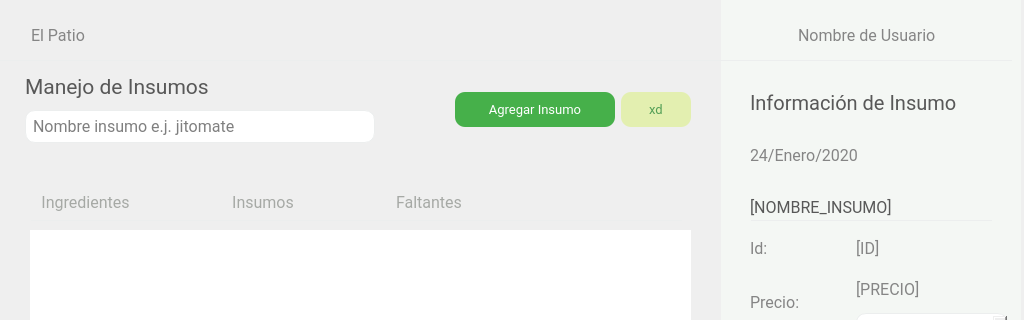
Old version of the form El-Patio/almacenista/almacenista_menu.ui in the repository MrDanielG/IHC-ElPatio; both pictures show x 0 to 1024 and y 0 to 320 of the 1024 by 768 pixel window.
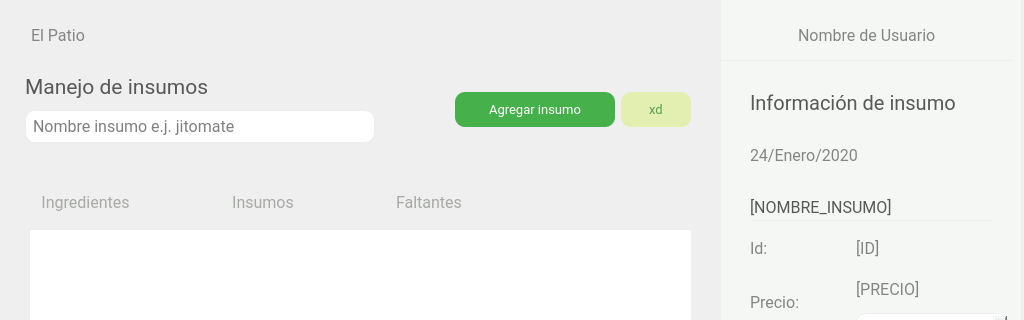
New version of the form.

The edit to the form file:
```diff
--- a/El-Patio/almacenista/almacenista_menu.ui
+++ b/El-Patio/almacenista/almacenista_menu.ui
@@ -114,7 +114,7 @@
 </string>
       </property>
       <property name="text">
-       <string>Información de Insumo</string>
+       <string>Información de insumo</string>
       </property>
       <property name="wordWrap">
        <bool>true</bool>
@@ -662,7 +662,7 @@
 </string>
         </property>
         <property name="text">
-         <string>Manejo de Insumos</string>
+         <string>Manejo de insumos</string>
         </property>
        </widget>
       </item>
@@ -744,7 +744,7 @@
 }</string>
       </property>
       <property name="text">
-       <string>Agregar Insumo</string>
+       <string>Agregar insumo</string>
       </property>
      </widget>
     </item>
```
